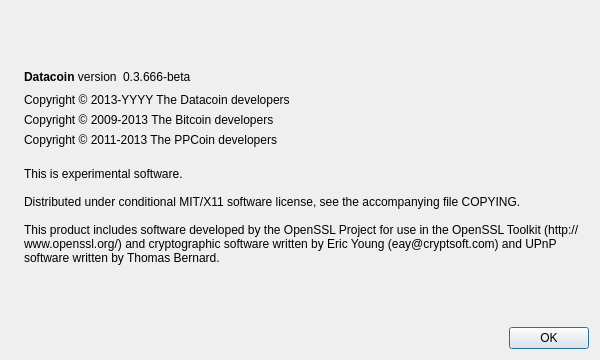
The window that src/qt/forms/aboutdialog.ui (CoiningPress/datacoin) describes before a commit, drawn with Qt 5.
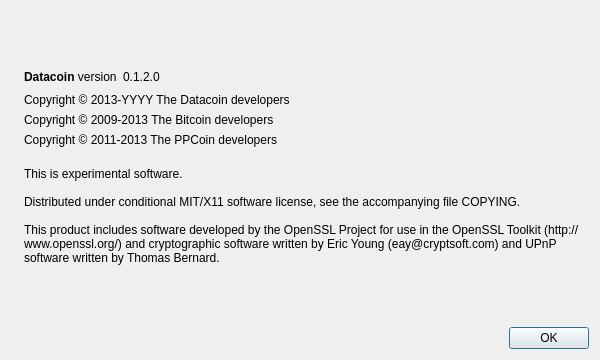
The same window after the commit. Icons and pictures are not drawn.

```diff
--- a/src/qt/forms/aboutdialog.ui
+++ b/src/qt/forms/aboutdialog.ui
@@ -63,7 +63,7 @@
           <cursorShape>IBeamCursor</cursorShape>
          </property>
          <property name="text">
-          <string notr="true">0.3.666-beta</string>
+          <string notr="true">0.1.2.0</string>
          </property>
          <property name="textInteractionFlags">
           <set>Qt::LinksAccessibleByMouse|Qt::TextSelectableByKeyboard|Qt::TextSelectableByMouse</set>
```
